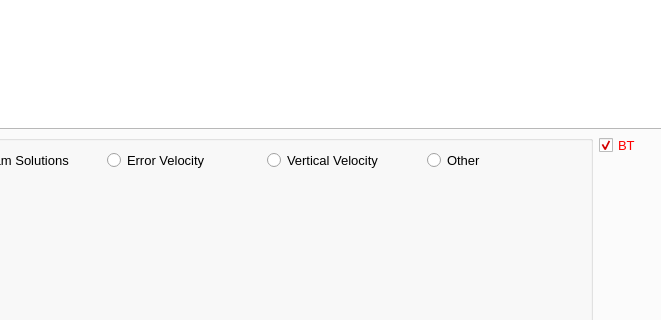
Old version of the form UI/QRev_gui.ui in the repository rowetechinc/QRevPy; both pictures show x 96 to 757 and y 138 to 458 of the 1228 by 704 pixel window.
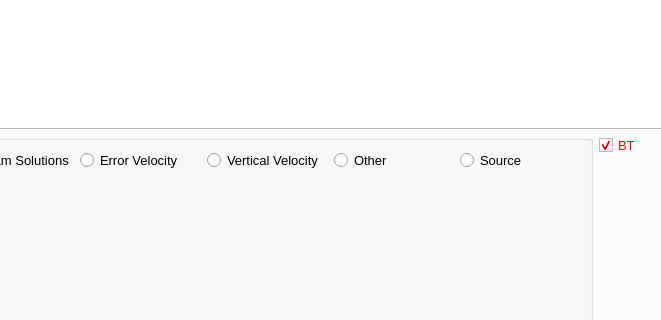
New version of the form. The open tabs and pages were chosen to show the change. Icons and pictures are not drawn.

What changed in the file:
```diff
--- a/UI/QRev_gui.ui
+++ b/UI/QRev_gui.ui
@@ -1813,6 +1813,18 @@
                          </property>
                         </widget>
                        </item>
+                       <item>
+                        <widget class="QRadioButton" name="rb_bt_source">
+                         <property name="font">
+                          <font>
+                           <pointsize>10</pointsize>
+                          </font>
+                         </property>
+                         <property name="text">
+                          <string>Source</string>
+                         </property>
+                        </widget>
+                       </item>
                       </layout>
                      </item>
                      <item>
```
Left out of the diff: 18 changed lines with no effect on the pictures.
